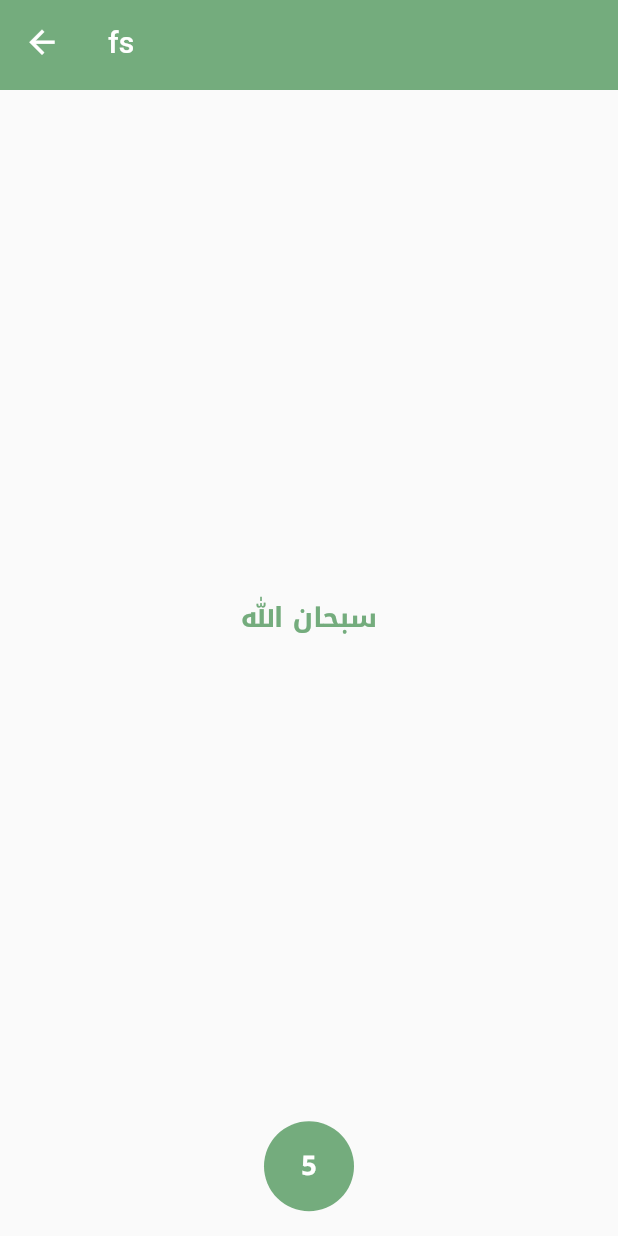
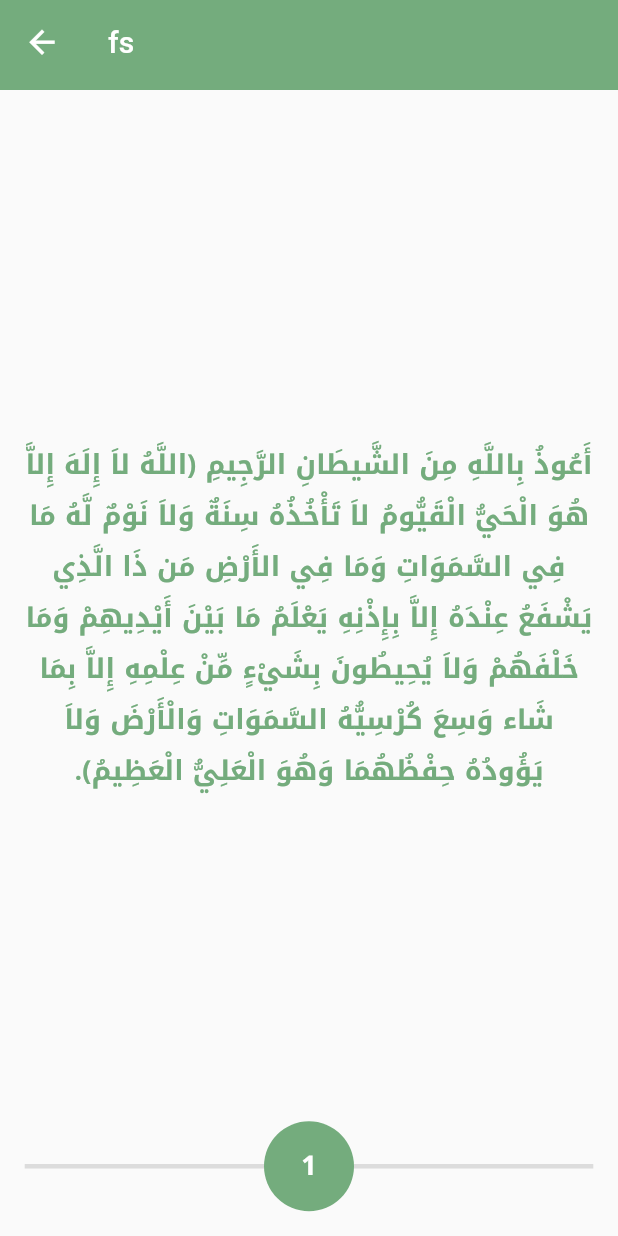
Before and after one commit to devhasanalhamed/athkar, a Flutter app: the AthkarPage screen opened by its route, on a phone screen of 412 x 824 dp. Run offline on Flutter 3.47's test engine with Material 2 defaults, Android fonts, the phone set to English and light mode, and no system bars; our stand-ins replace font_awesome_flutter.

Commit message:
adding some athkar for test

```diff
--- a/lib/app/data/database/tasbih_database.dart
+++ b/lib/app/data/database/tasbih_database.dart
@@ -1,6 +1,6 @@
 import 'package:flutter/material.dart';
 
-import '../models/tasbih.dart';
+import '../models/tasbih_model.dart';
 
 
 class TasbihDatabase with ChangeNotifier {
--- /dev/null
+++ b/lib/app/data/models/athkar_model.dart
@@ -0,0 +1,12 @@
+
+class Athkar {
+  final String name;
+  final int rounds;
+  final String prove;
+
+  Athkar({
+    required this.name,
+    required this.rounds,
+    required this.prove,
+});
+}
--- a/lib/app/view/pages/athkar_page.dart
+++ b/lib/app/view/pages/athkar_page.dart
@@ -1,3 +1,4 @@
+import 'package:athkar/app/data/models/athkar_model.dart';
 import 'package:athkar/app/view/widgets/appbar.dart';
 import 'package:flutter/material.dart';
 
@@ -11,6 +12,34 @@ class AthkarPage extends StatefulWidget {
 }
 
 class _AthkarPageState extends State<AthkarPage> {
+  List<Athkar> athkarList = [
+    Athkar(
+      name:
+          'أَعُوذُ بِاللَّهِ مِنَ الشَّيطَانِ الرَّجِيمِ ﴿اللَّهُ لاَ إِلَهَ إِلاَّ هُوَ الْحَيُّ الْقَيُّومُ لاَ تَأْخُذُهُ سِنَةٌ وَلاَ نَوْمٌ لَّهُ مَا فِي السَّمَوَاتِ وَمَا فِي الأَرْضِ مَن ذَا الَّذِي يَشْفَعُ عِنْدَهُ إِلاَّ بِإِذْنِهِ يَعْلَمُ مَا بَيْنَ أَيْدِيهِمْ وَمَا خَلْفَهُمْ وَلاَ يُحِيطُونَ بِشَيْءٍ مِّنْ عِلْمِهِ إِلاَّ بِمَا شَاء وَسِعَ كُرْسِيُّهُ السَّمَوَاتِ وَالْأَرْضَ وَلاَ يَؤُودُهُ حِفْظُهُمَا وَهُوَ الْعَلِيُّ الْعَظِيمُ﴾.',
+      rounds: 1,
+      prove: 'prove',
+    ),
+    Athkar(
+      name:
+          'أَعُوذُ بِاللَّهِ مِنَ الشَّيطَانِ الرَّجِيمِ ﴿اللَّهُ لاَ إِلَهَ إِلاَّ هُوَ الْحَيُّ الْقَيُّومُ لاَ تَأْخُذُهُ سِنَةٌ وَلاَ نَوْمٌ لَّهُ مَا فِي السَّمَوَاتِ وَمَا فِي الأَرْضِ مَن ذَا الَّذِي يَشْفَعُ عِنْدَهُ إِلاَّ بِإِذْنِهِ يَعْلَمُ مَا بَيْنَ أَيْدِيهِمْ وَمَا خَلْفَهُمْ وَلاَ يُحِيطُونَ بِشَيْءٍ مِّنْ عِلْمِهِ إِلاَّ بِمَا شَاء وَسِعَ كُرْسِيُّهُ السَّمَوَاتِ وَالْأَرْضَ وَلاَ يَؤُودُهُ حِفْظُهُمَا وَهُوَ الْعَلِيُّ الْعَظِيمُ﴾.',
+      rounds: 1,
+      prove: 'prove',
+    ),
+    Athkar(
+      name:
+          'بسم الله الرحمن الرحيم ﴿قُلْ هُوَ اللَّهُ أَحَدٌ* اللَّهُ الصَّمَدُ* لَمْ يَلِدْ وَلَمْ يُولَدْ* وَلَمْ يَكُن لَّهُ كُفُواً أَحَدٌ﴾. بسم الله الرحمن الرحيم ﴿قُلْ أَعُوذُ بِرَبِّ الْفَلَقِ* مِن شَرِّ مَا خَلَقَ* وَمِن شَرِّ غَاسِقٍ إِذَا وَقَبَ* وَمِن شَرِّ النَّفَّاثَاتِ فِي الْعُقَدِ* وَمِن شَرِّ حَاسِدٍ إِذَا حَسَدَ﴾. بسم الله الرحمن الرحيم ﴿قُلْ أَعُوذُ بِرَبِّ النَّاسِ* مَلِكِ النَّاسِ* إِلَهِ النَّاسِ* مِن شَرِّ الْوَسْوَاسِ الْخَنَّاسِ* الَّذِي يُوَسْوِسُ فِي صُدُورِ النَّاسِ* مِنَ الْجِنَّةِ وَ النَّاسِ﴾.',
+      rounds: 3,
+      prove: 'prove',
+    ),
+    Athkar(
+      name:
+          '((أَصْبَحْنَا وَأَصْبَحَ الْمُلْكُ لِلَّهِ ، وَالْحَمْدُ لِلَّهِ، لاَ إِلَهَ إلاَّ اللَّهُ وَحْدَهُ لاَ شَرِيكَ لَهُ، لَهُ الْمُلْكُ وَلَهُ الْحَمْدُ وَهُوَ عَلَى كُلِّ شَيْءٍ قَدِيرٌ، رَبِّ أَسْأَلُكَ خَيْرَ مَا فِي هَذَا الْيَوْمِ وَخَيرَ مَا بَعْدَهُ ، وَأَعُوذُ بِكَ مِنْ شَرِّ مَا فِي هَذَا الْيَوْمِ وَشَرِّ مَا بَعْدَهُ، رَبِّ أَعُوذُ بِكَ مِنَ الْكَسَلِ وَسُوءِ الْكِبَرِ، رَبِّ أَعُوذُ بِكَ مِنْ عَذَابٍ فِي النَّارِ وَعَذَابٍ فِي الْقَبْرِ)). [ وإذا أمسى قال: أمسينا وأمسى الملك للَّه] [وإذا أمسى قال: رب أسألك خير ما في هذه الليلة، وخير ما بعدها، وأعوذ بك من شر ما في هذه الليلة، وشر ما بعدها.]',
+      rounds: 1,
+      prove: 'prove',
+    ),
+  ];
+
+  var indexer = 0;
   @override
   Widget build(BuildContext context) {
     final screenSize = MediaQuery.of(context).size.height;
@@ -21,12 +50,30 @@ class _AthkarPageState extends State<AthkarPage> {
       ),
       body: Padding(
         padding: EdgeInsets.all(screenSize * 0.02),
+        child: InkWell(
+          onTap: (){
+            if(indexer < 3){
+              setState(() {
+                indexer += 1;
+              });
+            }
+          },
           child: Column(
             children: [
               Expanded(
-              child: Container(
-                child: Center(child: Text('سبحان الله')),
+                child: Center(
+                  child: Text(
+                    athkarList[indexer].name,
+                    textAlign: TextAlign.center,
+                    textDirection: TextDirection.rtl,
                   ),
+                ),
+              ),
+              Stack(
+                alignment: Alignment.center,
+                children: [
+                  const Divider(
+                    thickness: 3.0,
                   ),
                   Container(
                     height: 60,
@@ -37,12 +84,15 @@ class _AthkarPageState extends State<AthkarPage> {
                     ),
                     child: Center(
                         child: Text(
-                '5',
+                      '${athkarList[indexer].rounds}',
                       style: Theme.of(context).textTheme.titleSmall,
                     )),
                   ),
                 ],
               ),
+            ],
+          ),
+        ),
       ),
     );
   }
```
Also changed, not shown: lib/app/data/models/tasbih_model.dart (renamed from lib/app/data/models/tasbih.dart). Lines whose indentation alone changed are shown as unchanged.
